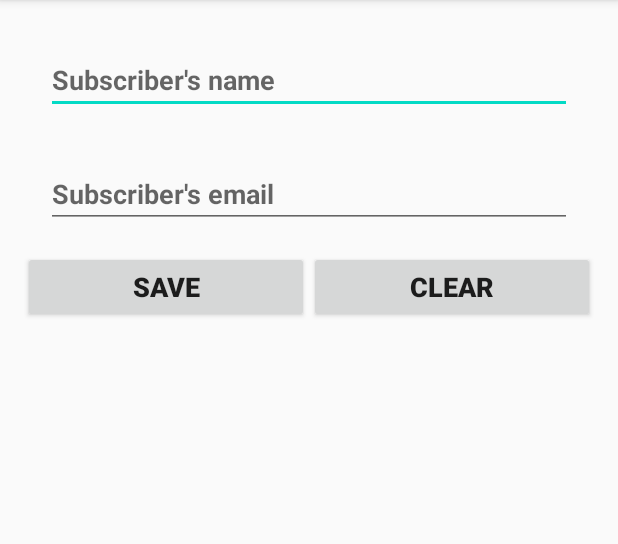
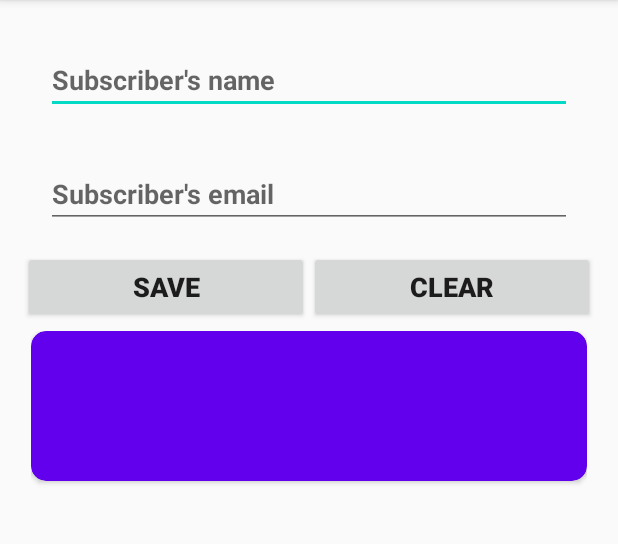
Before and after one commit to robercoding/CrudApp, an Android app: the screen it shows after launch (MainActivity), after a tap on "SAVE", on a phone screen of 412 x 824 dp, the part 84-628 px from its top. Run offline under Robolectric (Android 15) with nearby library versions, the phone set to English and light mode, and no system bars; our stand-ins replace Room's generated code, data binding; 2 statements that could not run were skipped.

Commit message:
Added update-and-delete-with-recycler-view

```diff
--- a/app/build.gradle
+++ b/app/build.gradle
@@ -31,6 +31,7 @@ android {
 
 
 dependencies {
+    implementation 'androidx.cardview:cardview:1.0.0'
     def lifecycle_version = "2.2.0"
     def room_version = "2.2.5"
 
--- a/app/src/main/java/com/rober/crudapp/MainActivity.kt
+++ b/app/src/main/java/com/rober/crudapp/MainActivity.kt
@@ -3,10 +3,14 @@ package com.rober.crudapp
 import androidx.appcompat.app.AppCompatActivity
 import android.os.Bundle
 import android.util.Log
+import android.widget.Toast
 import androidx.databinding.DataBindingUtil
 import androidx.lifecycle.Observer
 import androidx.lifecycle.ViewModelProvider
+import androidx.recyclerview.widget.LinearLayoutManager
+import com.rober.crudapp.adapters.SubscriberAdapter
 import com.rober.crudapp.databinding.ActivityMainBinding
+import com.rober.crudapp.db.Subscriber
 import com.rober.crudapp.db.SubscriberDAO
 import com.rober.crudapp.db.SubscriberDatabase
 import com.rober.crudapp.db.SubscriberRespository
@@ -28,14 +32,24 @@ class MainActivity : AppCompatActivity() {
 
         binding.myViewModel = subscriberViewModel
         binding.lifecycleOwner = this
-
-        displaySubscribersList()
+        initRecyclerView()
 
     }
 
     private fun displaySubscribersList(){
         subscriberViewModel.subscribers.observe(this, Observer {list ->
-            Log.i("MainActivity", list.toString())
+            binding.subscriberRecyclerView.adapter =
+                SubscriberAdapter(list, {selectedItem: Subscriber->setOnItemClickListener(selectedItem)})
         })
     }
+
+    private fun initRecyclerView(){
+        binding.subscriberRecyclerView.layoutManager = LinearLayoutManager(this@MainActivity)
+        displaySubscribersList()
+    }
+
+    private fun setOnItemClickListener(subscriber: Subscriber){
+        Toast.makeText(this, "Selected name is ${subscriber.name}", Toast.LENGTH_SHORT).show()
+        subscriberViewModel.initUpdateAndDelete(subscriber)
+    }
 }
--- /dev/null
+++ b/app/src/main/java/com/rober/crudapp/adapters/SubscriberAdapter.kt
@@ -0,0 +1,42 @@
+package com.rober.crudapp.adapters
+
+import android.view.LayoutInflater
+import android.view.View
+import android.view.ViewGroup
+import android.widget.Toast
+import androidx.databinding.DataBindingUtil
+import androidx.recyclerview.widget.RecyclerView
+import com.rober.crudapp.R
+import com.rober.crudapp.databinding.ListItemBinding
+import com.rober.crudapp.db.Subscriber
+
+class SubscriberAdapter(private val subscribersList: List<Subscriber>, private val clickListener: (Subscriber)->Unit) : RecyclerView.Adapter<SubscriberViewHolder>() {
+
+
+    override fun onCreateViewHolder(parent: ViewGroup, viewType: Int): SubscriberViewHolder {
+        val layoutInflater = LayoutInflater.from(parent.context)
+        val binding : ListItemBinding = DataBindingUtil.inflate(layoutInflater, R.layout.list_item, parent, false)
+        return SubscriberViewHolder(binding)
+    }
+
+    override fun getItemCount(): Int {
+        return subscribersList.size
+    }
+
+    override fun onBindViewHolder(holder: SubscriberViewHolder, position: Int) {
+        holder.bind(subscribersList[position], clickListener)
+    }
+
+
+}
+
+class SubscriberViewHolder(val binding: ListItemBinding) : RecyclerView.ViewHolder(binding.root){
+
+    fun bind(subscriber: Subscriber,  clickListener: (Subscriber)->Unit){
+        binding.listItemTextNameLayout.text = subscriber.name
+        binding.listItemTextEmailLayout.text = subscriber.email
+        binding.listItemLayout.setOnClickListener{
+            clickListener(subscriber)
+        }
+    }
+}
--- a/app/src/main/java/com/rober/crudapp/db/Subscriber.kt
+++ b/app/src/main/java/com/rober/crudapp/db/Subscriber.kt
@@ -8,11 +8,11 @@ import androidx.room.PrimaryKey
 data class Subscriber (
     @PrimaryKey(autoGenerate = true)
     @ColumnInfo(name = "subscriber_id")
-    val id : Int,
+    var id : Int,
 
     @ColumnInfo(name = "subscriber_name")
-    val name : String,
+    var name : String,
 
     @ColumnInfo(name = "subscriber_email")
-    val email : String ){
+    var email : String ){
 }
--- /dev/null
+++ b/app/src/main/res/layout/list_item.xml
@@ -0,0 +1,47 @@
+<?xml version="1.0" encoding="utf-8"?>
+<layout xmlns:android="http://schemas.android.com/apk/res/android"
+    xmlns:app="http://schemas.android.com/apk/res-auto">
+
+<LinearLayout
+    android:orientation="vertical"
+    android:layout_width="match_parent"
+    android:layout_height="wrap_content">
+
+    <androidx.cardview.widget.CardView
+        android:id="@+id/card_view"
+        android:layout_width="match_parent"
+        android:layout_height="wrap_content"
+        android:layout_gravity="center"
+        android:focusable="true"
+        android:clickable="true"
+        app:cardBackgroundColor="@color/colorPrimary"
+        app:cardCornerRadius="10dp"
+        android:elevation="10dp"
+        android:layout_marginBottom="15dp">
+        <LinearLayout
+            android:id="@+id/list_item_layout"
+            android:layout_width="match_parent"
+            android:layout_height="wrap_content"
+            android:orientation="vertical">
+            <TextView
+                android:id="@+id/list_item_text_name_layout"
+                android:layout_width="match_parent"
+                android:layout_height="wrap_content"
+                android:textColor="@color/cardview_light_background"
+                android:textSize="26sp"
+                android:layout_margin="10dp"
+                android:textStyle="bold"/>
+
+            <TextView
+                android:id="@+id/list_item_text_email_layout"
+                android:layout_width="match_parent"
+                android:layout_height="wrap_content"
+                android:textColor="@color/cardview_light_background"
+                android:textSize="18sp"
+                android:layout_margin="10dp"
+                android:textStyle="bold"/>
+        </LinearLayout>
+
+    </androidx.cardview.widget.CardView>
+</LinearLayout>
+</layout>
```
Also changed, not shown: app/src/main/java/com/rober/crudapp/SubscriberViewModel.kt (+37 -7 lines).
